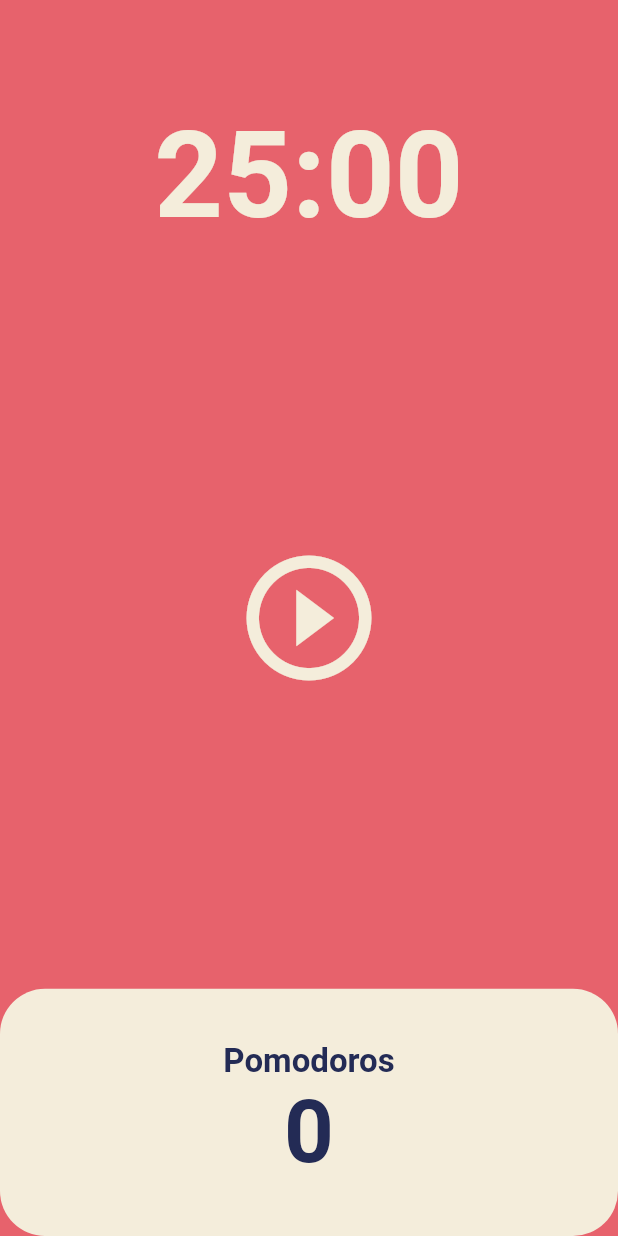
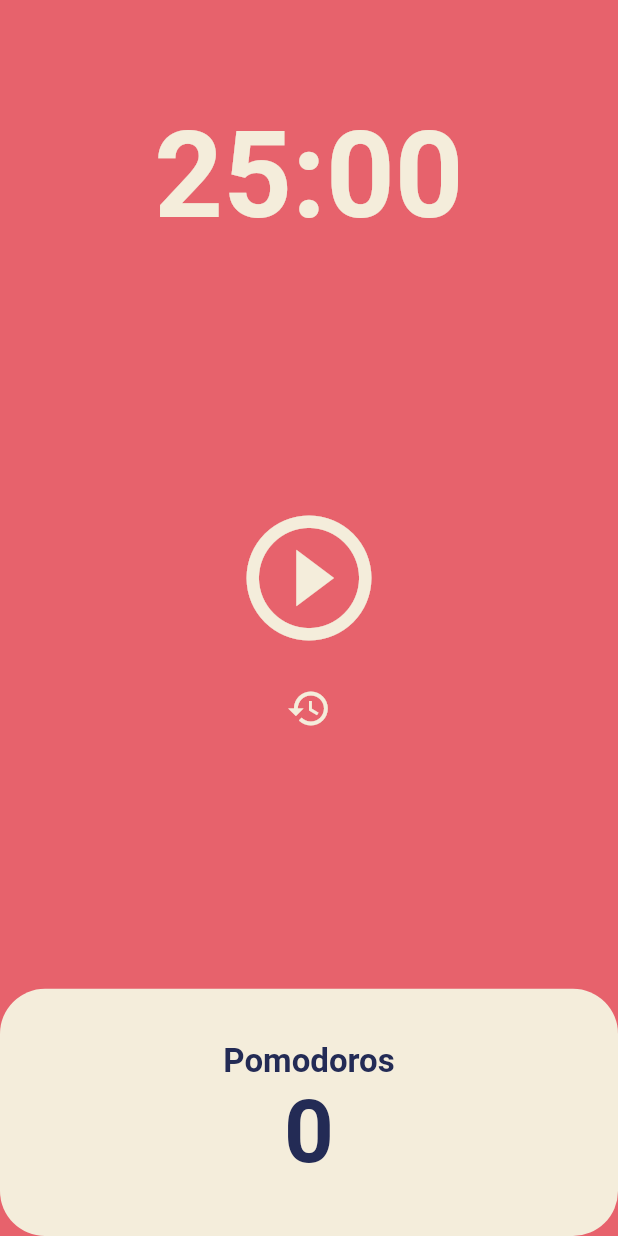
Before and after one commit to daveg7lee/toonflix, a Flutter app: the screen it shows after launch, on a phone screen of 412 x 824 dp. Run offline on Flutter 3.47's test engine with Material 2 defaults, Android fonts, the phone set to English and light mode, and no system bars.

Commit message:
code challenge

```diff
--- a/lib/screens/home_screen.dart
+++ b/lib/screens/home_screen.dart
@@ -15,6 +15,14 @@ class _HomeScreenState extends State<HomeScreen> {
   bool isRunning = false;
   int totalPomodoros = 0;
   late Timer timer;
+
+  void onResetPressed() {
+    setState(() {
+      isRunning = false;
+      totalSeconds = twentyFiveMinutes;
+    });
+    timer.cancel();
+  }
 
   void onTick(Timer timer) {
     if (totalSeconds == 0) {
@@ -74,8 +82,10 @@ class _HomeScreenState extends State<HomeScreen> {
         ),
         Flexible(
           flex: 3,
-          child: Center(
-            child: IconButton(
+          child: Column(
+            mainAxisAlignment: MainAxisAlignment.center,
+            children: [
+              IconButton(
                 iconSize: 100,
                 color: Theme.of(context).cardColor,
                 onPressed: isRunning ? onPausePressed : onStartPressed,
@@ -83,6 +93,16 @@ class _HomeScreenState extends State<HomeScreen> {
                     ? Icons.pause_circle_outline
                     : Icons.play_circle_outline),
               ),
+              const SizedBox(
+                height: 5,
+              ),
+              IconButton(
+                iconSize: 30,
+                color: Theme.of(context).cardColor,
+                onPressed: onResetPressed,
+                icon: const Icon(Icons.restore_sharp),
+              ),
+            ],
           ),
         ),
         Flexible(
```
Lines whose indentation alone changed are shown as unchanged.
